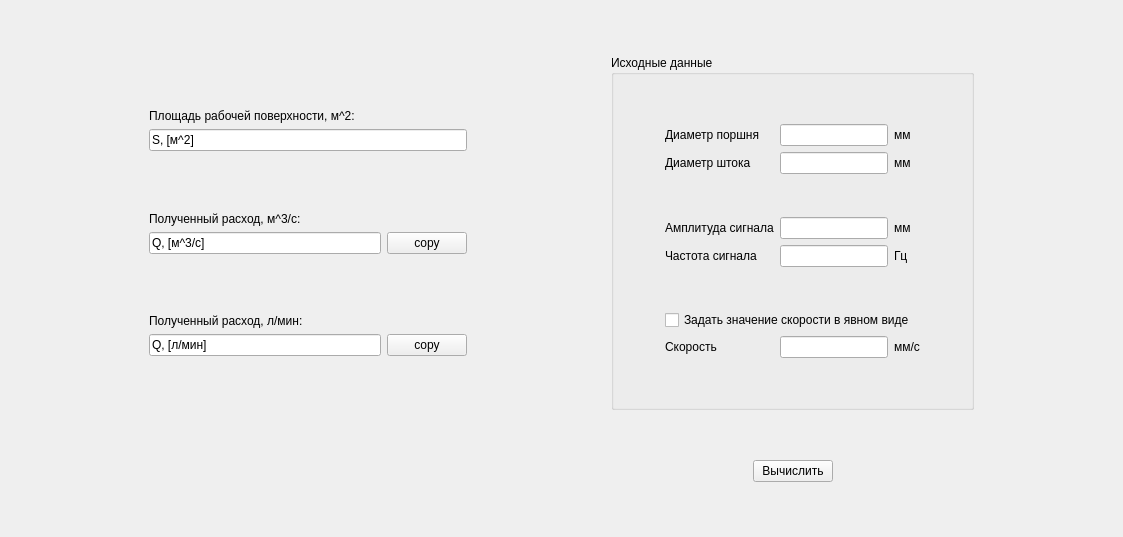
terenty-rezman/mini-app-cpp, file mini-app/miniapp.ui: the form before one commit.
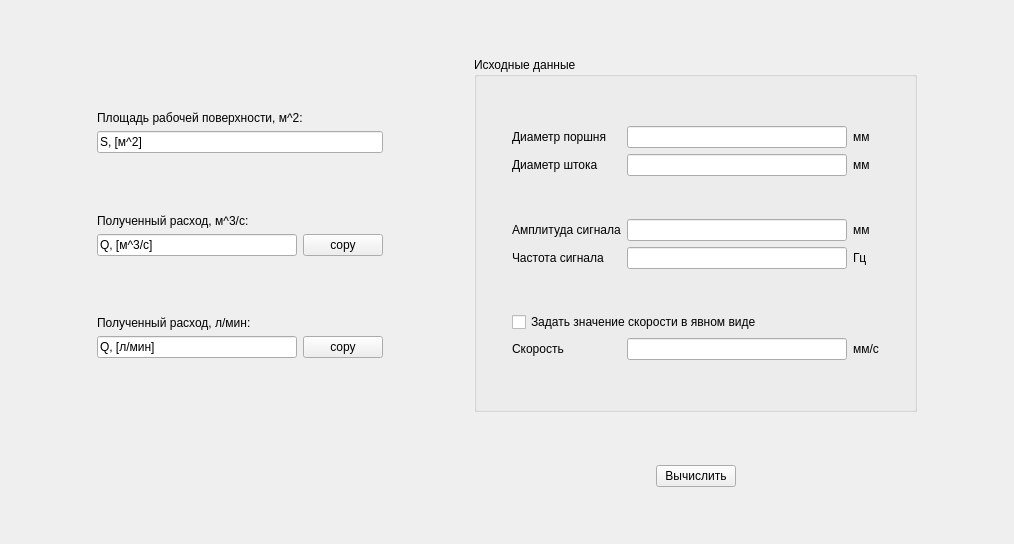
The form after the commit.

Commit message: increase input fields width, fix round errors

What changed in the file:
```diff
--- a/mini-app/miniapp.ui
+++ b/mini-app/miniapp.ui
@@ -6,8 +6,8 @@
    <rect>
     <x>0</x>
     <y>0</y>
-    <width>1123</width>
-    <height>537</height>
+    <width>1014</width>
+    <height>544</height>
    </rect>
   </property>
   <property name="windowTitle">
@@ -257,7 +257,14 @@
             </widget>
            </item>
            <item row="0" column="1">
-            <widget class="QLineEdit" name="Dp"/>
+            <widget class="QLineEdit" name="Dp">
+             <property name="minimumSize">
+              <size>
+               <width>220</width>
+               <height>0</height>
+              </size>
+             </property>
+            </widget>
            </item>
            <item row="0" column="2">
             <widget class="QLabel" name="label_7">
```
Left out of the diff: 428 changed lines with no effect on the pictures. The commit also changes 1 other file.
